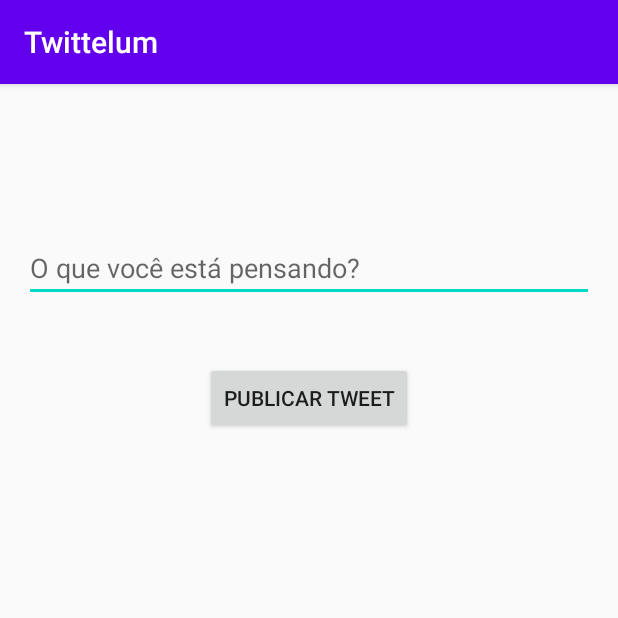
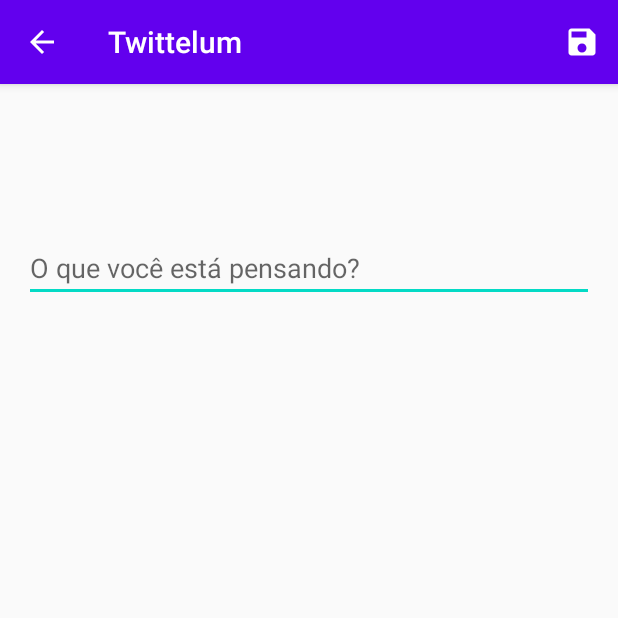
Before and after one commit to marcosSamapio/Twettelum, an Android app: the screen it shows after launch (TweetFormActivity), after a tap on an icon or button, on a phone screen of 412 x 824 dp, the top half of it. Run offline under Robolectric (Android 15) with nearby library versions, the phone set to English and light mode, and no system bars.

Commit message:
Implementa ActionBar

```diff
--- a/app/src/main/java/com/example/twittelum/ListaTweetsActivity.kt
+++ b/app/src/main/java/com/example/twittelum/ListaTweetsActivity.kt
@@ -5,7 +5,6 @@ import android.os.Bundle
 import android.widget.ArrayAdapter
 import androidx.appcompat.app.AppCompatActivity
 import com.google.android.material.snackbar.Snackbar
-import com.google.android.material.snackbar.SnackbarContentLayout
 import kotlinx.android.synthetic.main.activity_tweet_list.*
 
 class ListaTweetsActivity: AppCompatActivity() {
@@ -14,9 +13,10 @@ class ListaTweetsActivity: AppCompatActivity() {
         setContentView(R.layout.activity_tweet_list)
 
         val tweets = listOf(
-            "Tweet 01",
-            "hahaha",
-            "mo fome"
+            "Primeiro Twett",
+            "Segundo Twett",
+            "Terceiro Twett",
+            "Quarto Twett"
         )
 
         val adapterList = ArrayAdapter<String>(this, android.R.layout.simple_list_item_1, tweets)
--- a/app/src/main/java/com/example/twittelum/TweetFormActivity.kt
+++ b/app/src/main/java/com/example/twittelum/TweetFormActivity.kt
@@ -1,9 +1,10 @@
 package com.example.twittelum
 
+import android.os.Bundle
+import android.view.Menu
+import android.view.MenuItem
+import android.widget.Toast
 import androidx.appcompat.app.AppCompatActivity
-import android.os.Bundle
-import android.util.Log
-import android.widget.Toast
 import kotlinx.android.synthetic.main.activity_main.*
 
 class TweetFormActivity : AppCompatActivity() {
@@ -11,11 +12,24 @@ class TweetFormActivity : AppCompatActivity() {
     override fun onCreate(savedInstanceState: Bundle?) {
         super.onCreate(savedInstanceState)
         setContentView(R.layout.activity_main)
+        supportActionBar?.setDisplayHomeAsUpEnabled(true)
+    }
 
-        publicarTweet.setOnClickListener {
-            val conteudo = textTweet.text.toString()
-            Toast.makeText(this, conteudo, Toast.LENGTH_LONG).show()
-            finish()
+    override fun onCreateOptionsMenu(menu: Menu): Boolean {
+        menuInflater.inflate(R.menu.tweet_menu, menu)
+        return true
+    }
+
+    override fun onOptionsItemSelected(item: MenuItem): Boolean {
+        when (item.itemId) {
+            R.id.tweetPublicar -> {
+                val conteudo = textTweet.text.toString()
+                Toast.makeText(this, conteudo, Toast.LENGTH_LONG).show()
+                finish()
+                true
+            }
+            android.R.id.home -> finish()
         }
+        return false
     }
 }
--- /dev/null
+++ b/app/src/main/res/drawable/ic_save_black_24dp.xml
@@ -0,0 +1,5 @@
+<vector android:height="24dp" android:tint="#FFFFFF"
+    android:viewportHeight="24.0" android:viewportWidth="24.0"
+    android:width="24dp" xmlns:android="http://schemas.android.com/apk/res/android">
+    <path android:fillColor="#FF000000" android:pathData="M17,3L5,3c-1.11,0 -2,0.9 -2,2v14c0,1.1 0.89,2 2,2h14c1.1,0 2,-0.9 2,-2L21,7l-4,-4zM12,19c-1.66,0 -3,-1.34 -3,-3s1.34,-3 3,-3 3,1.34 3,3 -1.34,3 -3,3zM15,9L5,9L5,5h10v4z"/>
+</vector>
--- a/app/src/main/res/layout/activity_main.xml
+++ b/app/src/main/res/layout/activity_main.xml
@@ -21,13 +21,4 @@
         app:layout_constraintStart_toStartOf="parent"
         app:layout_constraintTop_toTopOf="parent" />
 
-    <Button
-        android:id="@+id/publicarTweet"
-        android:layout_width="wrap_content"
-        android:layout_height="wrap_content"
-        android:layout_marginTop="40dp"
-        android:text="@string/republish_tweet_form"
-        app:layout_constraintEnd_toEndOf="parent"
-        app:layout_constraintStart_toStartOf="parent"
-        app:layout_constraintTop_toBottomOf="@+id/textTweet" />
 </androidx.constraintlayout.widget.ConstraintLayout>
--- /dev/null
+++ b/app/src/main/res/menu/tweet_menu.xml
@@ -0,0 +1,9 @@
+<?xml version="1.0" encoding="utf-8"?>
+<menu xmlns:android="http://schemas.android.com/apk/res/android"
+    xmlns:app="http://schemas.android.com/apk/res-auto">
+    <item
+        android:id="@+id/tweetPublicar"
+        android:title="@string/republish_tweet_form"
+        android:icon="@drawable/ic_save_black_24dp"
+        app:showAsAction="always"/>
+</menu>
```
